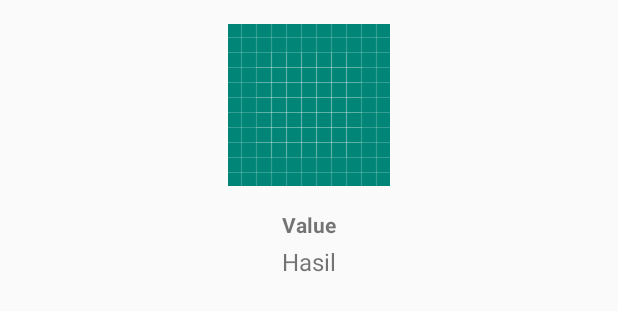
After one commit to abdkarimmuh/simpleBarcodeWithZXING, an Android app: the layout item_bonus_viral.xml on its own in the app's theme, with its tools: preview values and no code run, on a phone screen of 412 x 824 dp. The commit adds this screen. Shown: the top 311 px of the screen. Run offline under Robolectric (Android 15) with nearby library versions, the phone set to English and light mode, and no system bars.

Commit message:
Bonus Viral

```diff
--- a/app/src/main/java/dev/setakarim/generatebarcode/network/RetrofitClientInstance.java
+++ b/app/src/main/java/dev/setakarim/generatebarcode/network/RetrofitClientInstance.java
@@ -6,7 +6,7 @@ import retrofit2.converter.gson.GsonConverterFactory;
 public class RetrofitClientInstance {
 
     private static Retrofit retrofit;
-    private static final String BASE_URL = "http://192.168.100.4:3000";
+    private static final String BASE_URL = "http://192.168.43.215:3000";
 
     public static Retrofit getRetrofitInstance() {
         if (retrofit == null) {
--- a/app/src/main/java/dev/setakarim/generatebarcode/network/RouteServices.java
+++ b/app/src/main/java/dev/setakarim/generatebarcode/network/RouteServices.java
@@ -3,6 +3,7 @@ package dev.setakarim.generatebarcode.network;
 import java.util.List;
 
 import dev.setakarim.generatebarcode.model.BonusOntimeModel;
+import dev.setakarim.generatebarcode.model.BonusViralModel;
 import retrofit2.Call;
 import retrofit2.http.GET;
 
@@ -10,4 +11,7 @@ public interface RouteServices {
 
     @GET("/llx_societe")
     Call<List<BonusOntimeModel>> getBonusOntime();
+
+    @GET("/llx_afiliasi")
+    Call<List<BonusViralModel>> getBonusViral();
 }
--- /dev/null
+++ b/app/src/main/res/layout/item_bonus_viral.xml
@@ -0,0 +1,47 @@
+<?xml version="1.0" encoding="utf-8"?>
+<android.support.constraint.ConstraintLayout xmlns:android="http://schemas.android.com/apk/res/android"
+    xmlns:app="http://schemas.android.com/apk/res-auto"
+    xmlns:tools="http://schemas.android.com/tools"
+    android:layout_width="match_parent"
+    android:layout_height="wrap_content">
+
+    <ImageView
+        android:id="@+id/img_barcode"
+        android:layout_width="0dp"
+        android:layout_height="wrap_content"
+        android:layout_marginStart="16dp"
+        android:layout_marginLeft="16dp"
+        android:layout_marginTop="16dp"
+        android:layout_marginEnd="16dp"
+        android:layout_marginRight="16dp"
+        android:src="@drawable/ic_launcher_background"
+        app:layout_constraintEnd_toEndOf="parent"
+        app:layout_constraintStart_toStartOf="parent"
+        app:layout_constraintTop_toTopOf="parent" />
+
+    <TextView
+        android:id="@+id/txt_value"
+        android:layout_width="wrap_content"
+        android:layout_height="wrap_content"
+        android:layout_marginTop="16dp"
+        android:textSize="14sp"
+        android:textStyle="bold"
+        android:text="Value"
+        app:layout_constraintEnd_toEndOf="parent"
+        app:layout_constraintStart_toStartOf="parent"
+        app:layout_constraintTop_toBottomOf="@+id/img_barcode" />
+
+    <TextView
+        android:id="@+id/txt_hasil"
+        android:layout_width="wrap_content"
+        android:layout_height="wrap_content"
+        android:layout_marginTop="4dp"
+        android:layout_marginBottom="8dp"
+        android:text="Hasil"
+        android:textSize="16sp"
+        app:layout_constraintBottom_toBottomOf="parent"
+        app:layout_constraintEnd_toEndOf="parent"
+        app:layout_constraintStart_toStartOf="parent"
+        app:layout_constraintTop_toBottomOf="@+id/txt_value" />
+
+</android.support.constraint.ConstraintLayout>
```
Also changed, not shown: app/src/main/java/dev/setakarim/generatebarcode/BonusOntimeActivity.java (+6 -7 lines), app/src/main/java/dev/setakarim/generatebarcode/BonusViralActivity.java (+39 -0 lines), app/src/main/java/dev/setakarim/generatebarcode/adapter/BonusViralAdapter.java (added, +105 -0 lines), app/src/main/java/dev/setakarim/generatebarcode/model/BonusViralModel.java (added, +69 -0 lines), app/src/main/res/layout/activity_bonus_viral.xml (+11 -0 lines), 1 other file.
